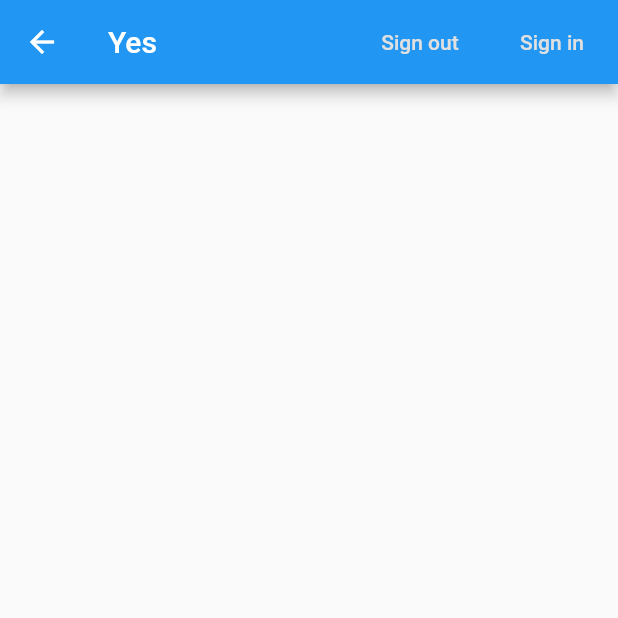
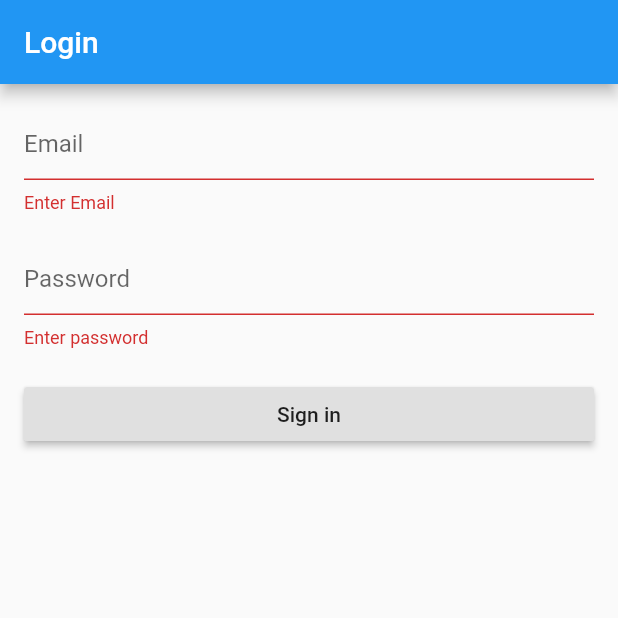
Before and after one commit to haybankz/fresh_flow_task_complete, a Flutter app: the LoginScreen screen opened directly, after a tap on "Sign in", on a phone screen of 412 x 824 dp, the top half of it. Run offline on Flutter 3.47's test engine with Material 2 defaults, Android fonts, the phone set to English and light mode, and no system bars; our stand-ins replace cloud_firestore, data_connection_checker, equatable, firebase_auth, firebase_core, get_it and 1 more; accounts and stored records are empty.

```diff
--- a/lib/layers/network/datasources/auth_remote_datasource_impl.dart
+++ b/lib/layers/network/datasources/auth_remote_datasource_impl.dart
@@ -17,6 +17,7 @@ class AuthRemoteDatasourceImpl implements AuthRemoteDatasource {
     try {
       credential = await fireAuth.signInWithEmailAndPassword(email: email, password: password);
     }catch(e){
+      print(e);
       throw ServerException();
     }
     return credential;
--- a/lib/layers/presentation/notifiers/auth_notifier.dart
+++ b/lib/layers/presentation/notifiers/auth_notifier.dart
@@ -1,5 +1,56 @@
 import 'package:flutter/material.dart';
+import 'package:fresh_flow_task/layers/domain/usecases/login_usecase.dart';
+import 'package:fresh_flow_task/layers/domain/usecases/logout_usecase.dart';
 
-class LoginNotifier extends ChangeNotifier {
+class AuthNotifier extends ChangeNotifier {
+
+  final Login login;
+  final Logout logout;
+
+  AuthNotifier({
+    @required this.login, @required this.logout
+  });
+
+  bool isLoading = false;
+  String userEmail;
+  String error;
+
+  Future<void> loginUser(String email, String password) async{
+    isLoading = true;
+    notifyListeners();
+
+    try {
+
+      userEmail = await login.call(email, password);
+
+
+    }catch(e){
+
+      error = "error";
+    }
+
+    isLoading = false;
+    // notify UI
+    notifyListeners();
+  }
+
+  Future<void> loginOut() async{
+    isLoading = true;
+    notifyListeners();
+
+    try {
+
+       await logout.call();
+
+
+    }catch(e){
+
+      error = "error";
+    }
+
+    isLoading = false;
+    // notify UI
+    notifyListeners();
+  }
 
 }
--- a/lib/layers/presentation/pages/auth_screen.dart
+++ b/lib/layers/presentation/pages/auth_screen.dart
@@ -1,76 +1,110 @@
-import 'package:firebase_auth/firebase_auth.dart';
 import 'package:flutter/material.dart';
+import 'package:fresh_flow_task/layers/presentation/notifiers/auth_notifier.dart';
+import 'package:fresh_flow_task/layers/presentation/notifiers/item_notifier.dart';
+import 'package:fresh_flow_task/layers/presentation/pages/items_screen.dart';
+import 'package:provider/provider.dart';
 
-class LoginScreen extends StatelessWidget {
+class LoginScreen extends StatefulWidget {
 
-  final FirebaseAuth _auth = FirebaseAuth.instance;
+  @override
+  _LoginState createState() => _LoginState();
+}
+
+class _LoginState extends State<LoginScreen> {
+
+
+  final TextEditingController _emailController = TextEditingController();
+  final TextEditingController _passwordController = TextEditingController();
+  final GlobalKey<FormState> _formKey = GlobalKey<FormState>();
+  GlobalKey<ScaffoldState> scaffoldKey = GlobalKey<ScaffoldState>();
+
+
+  AuthNotifier auth;
+  ItemNotifier _itemNotifier;
+
 
   @override
   Widget build(BuildContext context) {
+    auth = context.select((AuthNotifier value) => value);
+    _itemNotifier = context.select((ItemNotifier value) => value);
     return Scaffold(
+      key: scaffoldKey,
       appBar: AppBar(
-        title: Text('Yes'),
-        actions: <Widget>[
-
-
-            FlatButton(
-              child: const Text('Sign out'),
-              textColor: Theme
-                  .of(context)
-                  .buttonColor,
-              onPressed: () async {
-                final FirebaseUser user = _auth.currentUser;
-                if (user == null) {
-//6
-                  Scaffold.of(context).showSnackBar(const SnackBar(
-                    content: Text('No one has signed in.'),
-                  ));
-                  return;
-                }
-                await _auth.signOut();
-                final String uid = user.uid;
-                Scaffold.of(context).showSnackBar(SnackBar(
-                  content: Text(uid + ' has successfully signed out.'),
-                ));
-              },),
-
-
-          FlatButton(
-            child: const Text('Sign in'),
-            textColor: Theme
-                .of(context)
-                .buttonColor,
-            onPressed: () async {
-              final FirebaseUser user = _auth.currentUser;
-              if (user == null) {
-//6
-                Scaffold.of(context).showSnackBar(const SnackBar(
-                  content: Text('No one has signed in.'),
-                ));
-                return;
-              }
-              await _auth.signOut();
-              final String uid = user.uid;
-              Scaffold.of(context).showSnackBar(SnackBar(
-                content: Text(uid + ' has successfully signed out.'),
-              ));
-            },),
-
-
-
-
-        ],
+        title: Text('Login'),
       ),
-      body: Builder(builder: (BuildContext context) {
-
-        return ListView(
+      body: Form(
+        key: _formKey,
+        child: ListView(
           scrollDirection: Axis.vertical,
           padding: const EdgeInsets.all(16),
           children: <Widget>[
-            //TODO: UI widgets will go here.
+            TextFormField(
+              controller: _emailController,
+              keyboardType: TextInputType.emailAddress,
+              decoration: InputDecoration(
+                  hintText: "Email"
+              ),
+              validator: (value) {
+                if (value.isNotEmpty) return null;
+                return "Enter Email";
+              },
+            ),
+
+            const SizedBox(height: 20,),
+            TextFormField(
+              controller: _passwordController,
+              obscureText: true,
+              decoration: InputDecoration(
+                  hintText: "Password"
+              ),
+              validator: (value) {
+                if (value.isNotEmpty) return null;
+                return "Enter password";
+              },
+            ),
+
+            const SizedBox(height: 20,),
+            RaisedButton(onPressed: () {
+              if (_formKey.currentState.validate()) {
+                _showLoader(context);
+
+                auth.loginUser(_emailController.text.trim(),
+                    _passwordController.text.trim());
+
+                Navigator.pop(context);
+
+                final userEmail = auth.userEmail;
+                print(userEmail);
+                final error = auth.error;
+                if (userEmail != null) {
+                  _itemNotifier.fetchAllItems();
+                  Navigator.push(
+                      context,
+                      MaterialPageRoute(builder: (_) => ItemsScreen()));
+                } else {
+                  scaffoldKey.currentState.showSnackBar(
+                      SnackBar(content: Text("$error")));
+                }
+              }
+            },
+              child: Text("Sign in"),)
           ],
-        );
-      }),
+        ),
+      ),
+    );
+  }
+
+  _showLoader(BuildContext context){
+    showDialog(context: context,
+        builder: (ctx) => WillPopScope(
+            onWillPop: ()async{
+              return Future.value(true);
+            },
+            child: SizedBox(
+                height: 30,
+                width: 30,
+                child: CircularProgressIndicator())),
+        barrierDismissible: false
     );
   }
 }
--- a/lib/layers/presentation/pages/items_screen.dart
+++ b/lib/layers/presentation/pages/items_screen.dart
@@ -13,7 +13,7 @@ class _ItemsState extends State<ItemsScreen> {
 
   @override
   Widget build(BuildContext context) {
-    // ItemNotifier provider = Provider.of(context);
+
     return Scaffold(
       body: _buildScreen(),
     );
@@ -45,6 +45,7 @@ class _ItemsState extends State<ItemsScreen> {
                   SizedBox(height: 4),
                   Text('${itemList[index].price}'),
 
+
                 ],
               ),
             ],
```
Also changed, not shown: lib/injection_container.dart (+30 -0 lines), lib/main.dart (+7 -1 lines), 1 other file.
